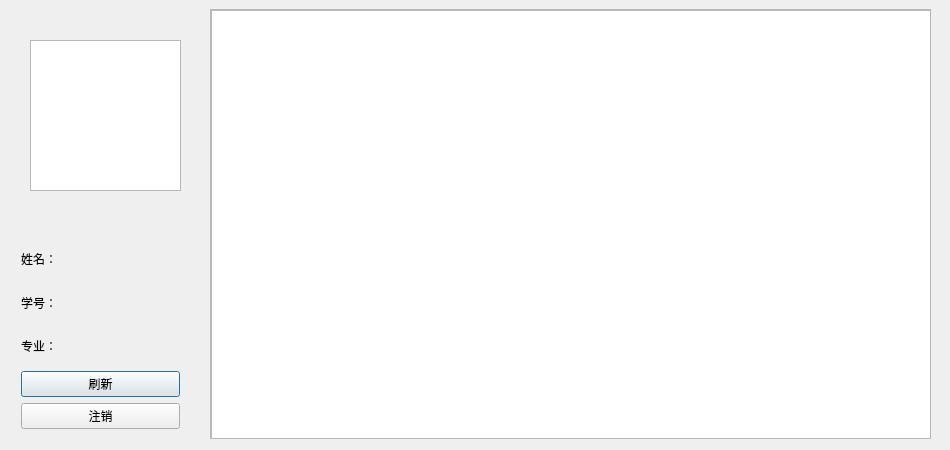
First picture: the form in ExamSystem/StudentWindow.ui, repository ChenjunYing/examsystem, before the edit.
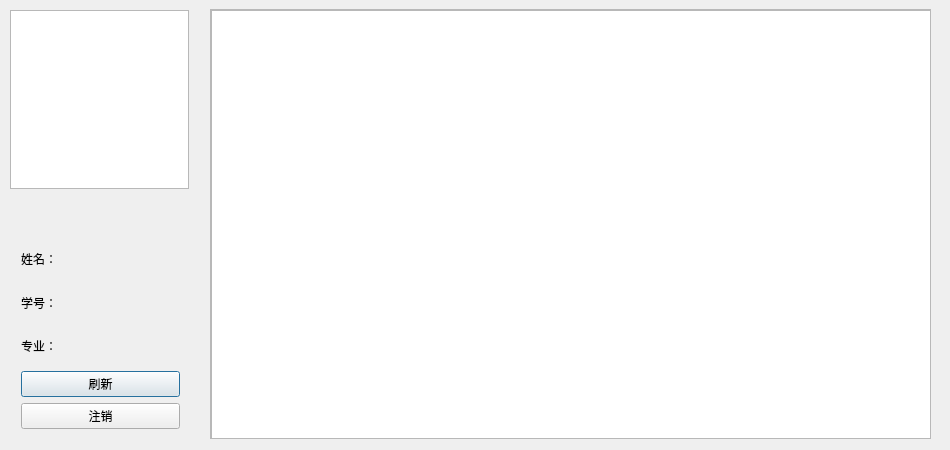
Second picture: the form after the edit. Icons and pictures are not drawn.

Commit message: 优化图片

The edit to the form file:
```diff
--- a/ExamSystem/StudentWindow.ui
+++ b/ExamSystem/StudentWindow.ui
@@ -156,10 +156,10 @@
   <widget class="QGraphicsView" name="graphicsView">
    <property name="geometry">
     <rect>
-     <x>30</x>
-     <y>40</y>
-     <width>151</width>
-     <height>151</height>
+     <x>10</x>
+     <y>10</y>
+     <width>179</width>
+     <height>179</height>
     </rect>
    </property>
    <property name="styleSheet">
```
The commit also changes 2 other files.
